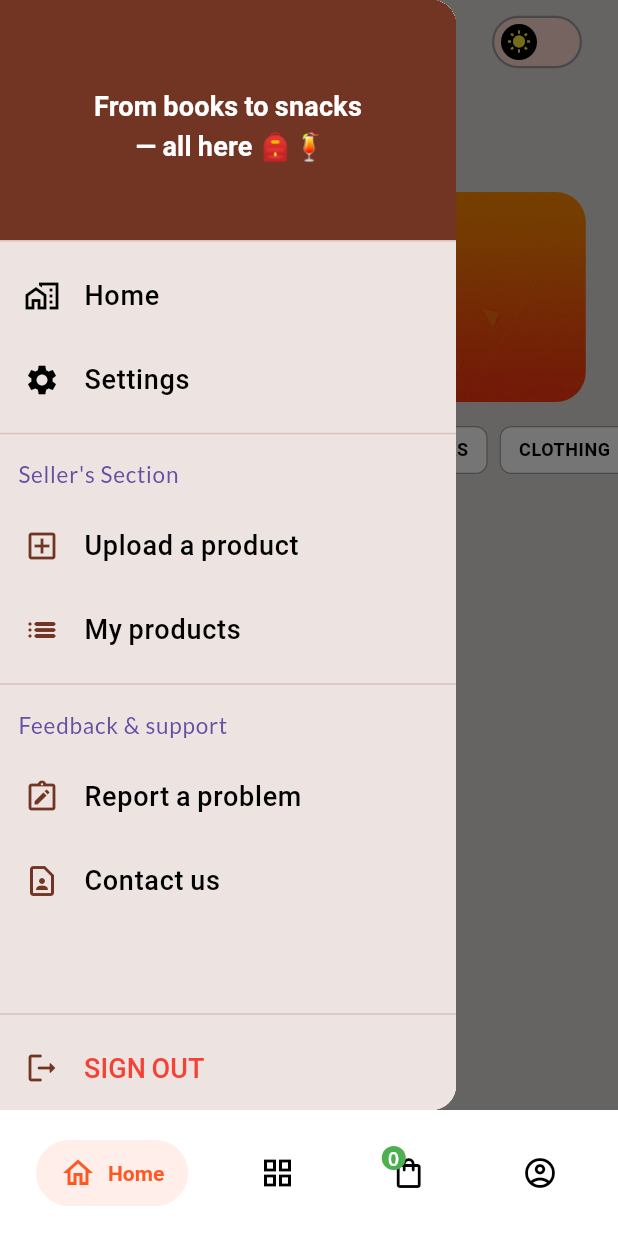
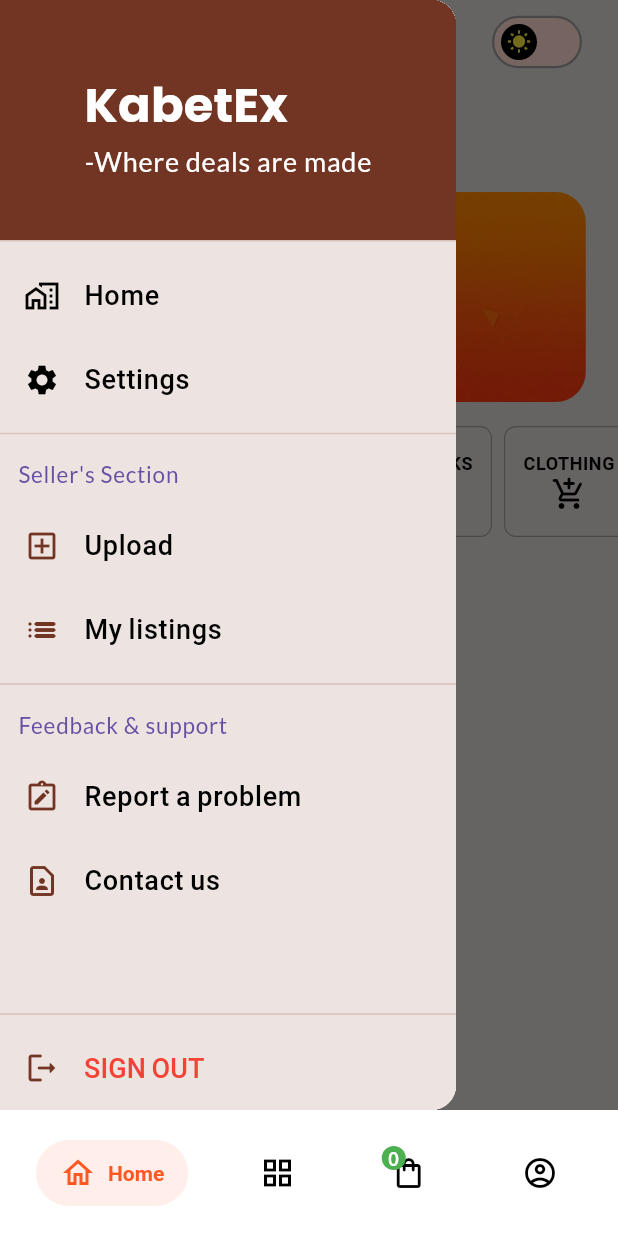
Before and after one commit to KabetEx/KabetEx, a Flutter app: the screen it shows once a user with an empty profile is signed in, with the side drawer open, on a phone screen of 412 x 824 dp. Run offline on Flutter 3.47's test engine with Material 3 defaults, Android fonts, the phone set to English and light mode, and no system bars; drawn by our look-alikes of carousel_slider, flutter_switch, salomon_bottom_bar; our stand-ins replace cached_network_image, flutter_riverpod, google_fonts, hive, hive_flutter, image_picker and 3 more; accounts and stored records are empty.

Commit message:
ui fixes

```diff
--- a/lib/features/categories/widgets/category_gridview.dart
+++ b/lib/features/categories/widgets/category_gridview.dart
@@ -1,5 +1,6 @@
 import 'package:flutter/material.dart';
 import 'package:flutter_riverpod/flutter_riverpod.dart';
+import 'package:kabetex/features/categories/data/dummy_categories.dart';
 import 'package:kabetex/providers/categories/categories_provider.dart';
 import 'package:kabetex/providers/categories/selected_category.dart';
 import 'package:kabetex/providers/theme_provider.dart';
@@ -36,46 +37,44 @@ class MyCategoryGrid extends ConsumerWidget {
                 ),
                 child: AnimatedContainer(
                   duration: const Duration(milliseconds: 200),
-                  height: 32,
+                  height: 74,
                   decoration: BoxDecoration(
                     borderRadius: BorderRadius.circular(8),
+
                     color:
                         //if selected
                         selectedCategory == cat['name']
                         ? isDarkMode
                               ? Colors.deepOrange
-                              : Colors.deepOrange
+                              : Colors.transparent
                         :
                           //if is not selected
                           isDarkMode
                         ? Colors.black
-                        : Colors.white,
+                        : Colors.transparent,
 
                     border: Border.all(
                       color: selectedCategory == cat['name']
                           ? Colors.deepOrange
                           : Colors.grey,
-                      width: 0.8,
+                      width: selectedCategory == cat['name'] ? 1.4 : 0.8,
                     ),
-                    // boxShadow: [
-                    //   BoxShadow(
-                    //     color: isDarkMode ? Colors.grey : Colors.black,
-                    //     blurRadius: 1,
-                    //     offset: const Offset(0.5, 0.5),
-                    //   ),
-                    // ],
                   ),
                   padding: const EdgeInsets.symmetric(horizontal: 12),
                   alignment: Alignment.center,
-                  child: Text(
-                    cat['name'].toUpperCase(),
+                  child: Column(
+                    mainAxisAlignment: MainAxisAlignment.center,
+                    crossAxisAlignment: CrossAxisAlignment.center,
+                    children: [
+                      Text(
+                        cat['name'].toUpperCase() as String,
                         style: Theme.of(context).textTheme.bodySmall!.copyWith(
                           color:
                               //if selected
                               selectedCategory == cat['name']
                               ? isDarkMode
                                     ? Colors.white
-                                : Colors.white
+                                    : Colors.deepOrange
                               //not selected
                               : isDarkMode
                               ? Colors.white
@@ -84,6 +83,16 @@ class MyCategoryGrid extends ConsumerWidget {
                           fontSize: 12,
                           fontFamily: 'roboto',
                         ),
+                      ),
+                      Icon(
+                        cat['icon'],
+                        color: isDarkMode
+                            ? Colors.white
+                            : selectedCategory == cat['name']
+                            ? Colors.deepOrange
+                            : Colors.black,
+                      ),
+                    ],
                   ),
                 ),
               ),
--- a/lib/features/home/widgets/bottom_nav_bar.dart
+++ b/lib/features/home/widgets/bottom_nav_bar.dart
@@ -27,7 +27,7 @@ class MyBottomNav extends ConsumerWidget {
 
       items: [
         SalomonBottomBarItem(
-          icon: const Icon(Icons.home_outlined),
+          icon: const Icon(Icons.home_outlined, size: 24),
           title: const Text('Home'),
           selectedColor: selectedColor,
           unselectedColor: unselectedColor,
--- a/lib/features/home/widgets/drawer.dart
+++ b/lib/features/home/widgets/drawer.dart
@@ -44,14 +44,25 @@ class _MydrawerState extends ConsumerState<Mydrawer> {
                 child: Column(
                   mainAxisAlignment: MainAxisAlignment.center,
                   children: [
-                    Text(
-                      'From books to snacks \n — all here 🎒🍹', //to be  changed
-                      textAlign: TextAlign.center,
-                      style: Theme.of(context).textTheme.titleMedium!.copyWith(
-                        color: Colors.white,
-                        fontWeight: FontWeight.bold,
-                        fontSize: 18,
-                        fontFamily: 'Quicksand',
+                    RichText(
+                      text: TextSpan(
+                        children: [
+                          TextSpan(
+                            text: 'KabetEx \n',
+                            style: Theme.of(context).textTheme.titleMedium!
+                                .copyWith(
+                                  color: Colors.white,
+                                  fontWeight: FontWeight.bold,
+                                  fontSize: 32,
+                                  fontFamily: 'poppins',
+                                ),
+                          ),
+                          TextSpan(
+                            text: '-Where deals are made',
+                            style: Theme.of(context).textTheme.bodyLarge!
+                                .copyWith(color: Colors.white, fontSize: 18),
+                          ),
+                        ],
                       ),
                     ),
                   ],
@@ -133,7 +144,7 @@ class _MydrawerState extends ConsumerState<Mydrawer> {
                     : Theme.of(context).colorScheme.onPrimaryContainer,
               ),
               title: Text(
-                'Upload a product',
+                'Upload ',
                 style: Theme.of(context).textTheme.bodyLarge!.copyWith(
                   fontWeight: FontWeight.w500,
                   fontSize: 18,
@@ -163,7 +174,7 @@ class _MydrawerState extends ConsumerState<Mydrawer> {
                     : Theme.of(context).colorScheme.onPrimaryContainer,
               ),
               title: Text(
-                'My products',
+                'My listings',
                 style: Theme.of(context).textTheme.bodyLarge!.copyWith(
                   fontWeight: FontWeight.w500,
                   fontSize: 18,
--- a/lib/features/products/presentation/post_product_page.dart
+++ b/lib/features/products/presentation/post_product_page.dart
@@ -156,6 +156,7 @@ class PostProductPageState extends ConsumerState<PostProductPage> {
                   // PRODUCT TITLE
                   TextFormField(
                     controller: _titleController,
+                    textCapitalization: TextCapitalization.sentences,
                     decoration: InputDecoration(
                       hintText: 'Title',
                       hintStyle: Theme.of(context).textTheme.labelLarge!
```
Lines whose indentation alone changed are shown as unchanged.
